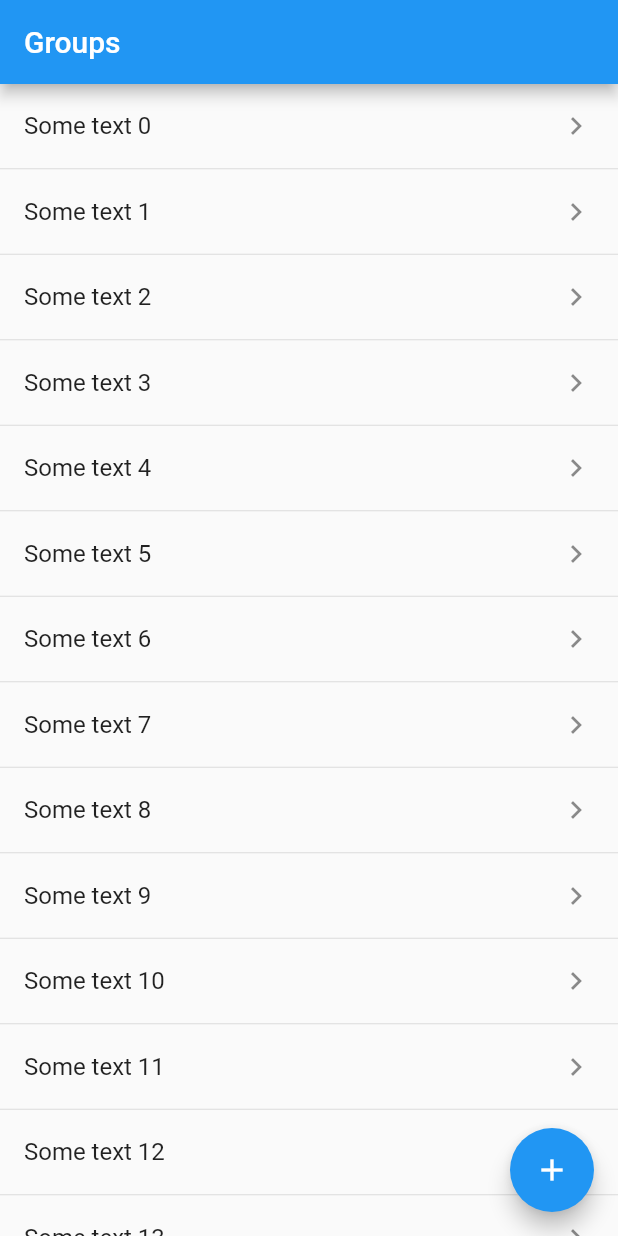
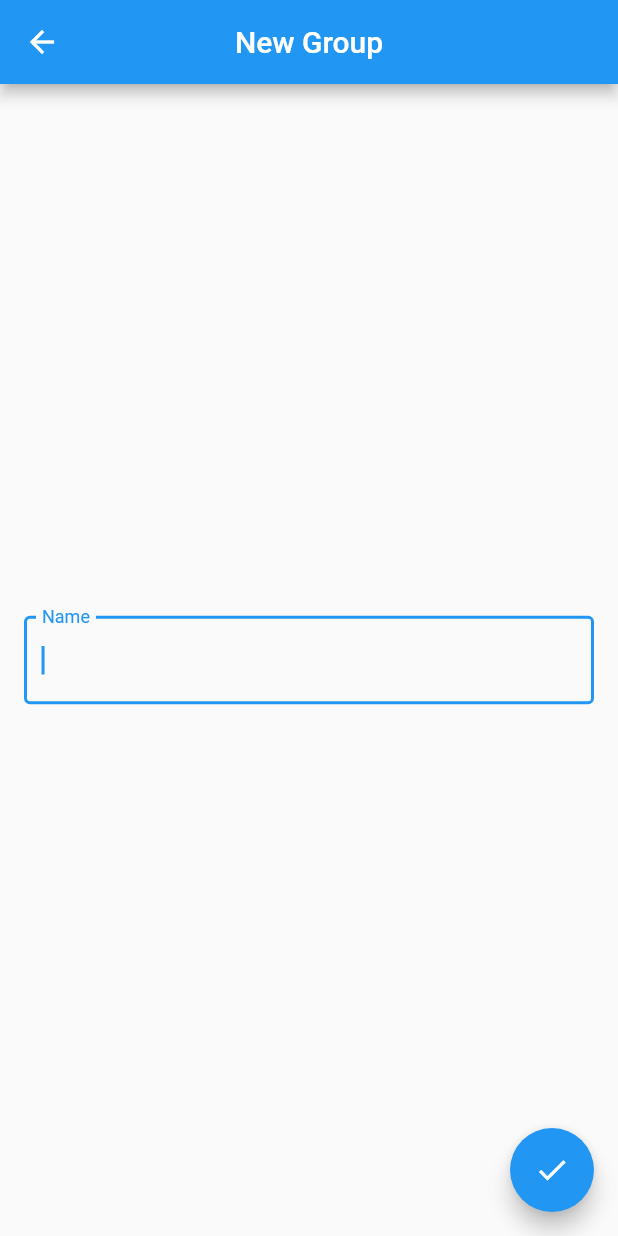
Before and after one commit to Grifon333/todo_list, a Flutter app: the screen it shows after launch, after a tap on the "add" icon, on a phone screen of 412 x 824 dp. Run offline on Flutter 3.47's test engine with Material 2 defaults, Android fonts, the phone set to English and light mode, and no system bars; drawn by our look-alikes of flutter_slidable.

Commit message:
Add groups form

```diff
--- a/lib/widgets/app/my_app.dart
+++ b/lib/widgets/app/my_app.dart
@@ -1,4 +1,5 @@
 import 'package:flutter/material.dart';
+import 'package:todo_list/widgets/group_form/group_form_widget.dart';
 import 'package:todo_list/widgets/groups/groups_widget.dart';
 
 class MyApp extends StatelessWidget {
@@ -9,7 +10,8 @@ class MyApp extends StatelessWidget {
     return MaterialApp(
       title: 'Flutter Demo',
       routes: {
-        '/groups': (context) => const GroupsWidget()
+        '/groups': (context) => const GroupsWidget(),
+        '/groups/form': (context) => const GroupFormWidget()
       },
       initialRoute: '/groups',
       theme: ThemeData(
--- /dev/null
+++ b/lib/widgets/group_form/group_form_widget.dart
@@ -0,0 +1,66 @@
+import 'package:flutter/material.dart';
+import 'package:todo_list/widgets/group_form/group_form_widget_model.dart';
+
+class GroupFormWidget extends StatefulWidget {
+  const GroupFormWidget({Key? key}) : super(key: key);
+
+  @override
+  State<GroupFormWidget> createState() => _GroupFormWidgetState();
+}
+
+class _GroupFormWidgetState extends State<GroupFormWidget> {
+  final _model = GroupFormWidgetModel();
+
+  @override
+  Widget build(BuildContext context) {
+    return GroupFormWidgetModelProvider(
+      model: _model,
+      child: const _GroupFormWidgetBody(),
+    );
+  }
+}
+
+class _GroupFormWidgetBody extends StatelessWidget {
+  const _GroupFormWidgetBody({Key? key}) : super(key: key);
+
+  @override
+  Widget build(BuildContext context) {
+    return Scaffold(
+      appBar: AppBar(
+        title: const Text('New Group'),
+        centerTitle: true,
+      ),
+      body: const Center(
+        child: Padding(
+          padding: EdgeInsets.symmetric(horizontal: 16),
+          child: _GroupNameWidget(),
+        ),
+      ),
+      floatingActionButton: FloatingActionButton(
+        onPressed: () => GroupFormWidgetModelProvider.read(context)
+            ?.model
+            .saveGroup(context),
+        child: const Icon(Icons.done),
+      ),
+    );
+  }
+}
+
+class _GroupNameWidget extends StatelessWidget {
+  const _GroupNameWidget({Key? key}) : super(key: key);
+
+  @override
+  Widget build(BuildContext context) {
+    final model = GroupFormWidgetModelProvider.read(context)?.model;
+
+    return TextField(
+      decoration: const InputDecoration(
+        border: OutlineInputBorder(),
+        labelText: 'Name',
+      ),
+      autofocus: true,
+      onChanged: (value) => model?.groupName = value,
+      onEditingComplete: () => model?.saveGroup(context),
+    );
+  }
+}
--- /dev/null
+++ b/lib/widgets/group_form/group_form_widget_model.dart
@@ -0,0 +1,36 @@
+import 'package:flutter/material.dart';
+
+class GroupFormWidgetModel {
+  var groupName = '';
+
+  void saveGroup (BuildContext context) {
+    print(groupName);
+  }
+}
+
+class GroupFormWidgetModelProvider extends InheritedWidget {
+  final GroupFormWidgetModel model;
+
+  const GroupFormWidgetModelProvider({
+    Key? key,
+    required Widget child,
+    required this.model
+  }) : super(key: key, child: child);
+
+  static GroupFormWidgetModelProvider? watch(BuildContext context) {
+    return context
+        .dependOnInheritedWidgetOfExactType<GroupFormWidgetModelProvider>();
+  }
+
+  static GroupFormWidgetModelProvider? read(BuildContext context) {
+    final widget = context
+        .getElementForInheritedWidgetOfExactType<GroupFormWidgetModelProvider>()
+        ?.widget;
+    return widget is GroupFormWidgetModelProvider ? widget : null;
+  }
+
+  @override
+  bool updateShouldNotify(GroupFormWidgetModelProvider oldWidget) {
+    return true;
+  }
+}
--- a/lib/widgets/groups/groups_widget.dart
+++ b/lib/widgets/groups/groups_widget.dart
@@ -4,15 +4,20 @@ import 'package:flutter_slidable/flutter_slidable.dart';
 class GroupsWidget extends StatelessWidget {
   const GroupsWidget({Key? key}) : super(key: key);
 
+  void createGroup(BuildContext context) {
+    Navigator.of(context).pushNamed('/groups/form');
+  }
+
   @override
   Widget build(BuildContext context) {
     return Scaffold(
       appBar: AppBar(
         title: const Text('Groups'),
+        centerTitle: true,
       ),
       body: const _GroupListWidget(),
       floatingActionButton: FloatingActionButton(
-        onPressed: () {},
+        onPressed: () => createGroup(context),
         child: const Icon(Icons.add),
       ),
     );
--- a/pubspec.yaml
+++ b/pubspec.yaml
@@ -30,6 +30,8 @@ dependencies:
   flutter:
     sdk: flutter
   flutter_slidable: ^2.0.0
+  hive: ^2.2.3
+  hive_flutter: ^1.1.0
 
 
   # The following adds the Cupertino Icons font to your application.
@@ -39,6 +41,8 @@ dependencies:
 dev_dependencies:
   flutter_test:
     sdk: flutter
+  hive_generator: ^1.1.3
+  build_runner: ^2.2.0
 
   # The "flutter_lints" package below contains a set of recommended lints to
   # encourage good coding practices. The lint set provided by the package is
```
Also changed, not shown: pubspec.lock.
